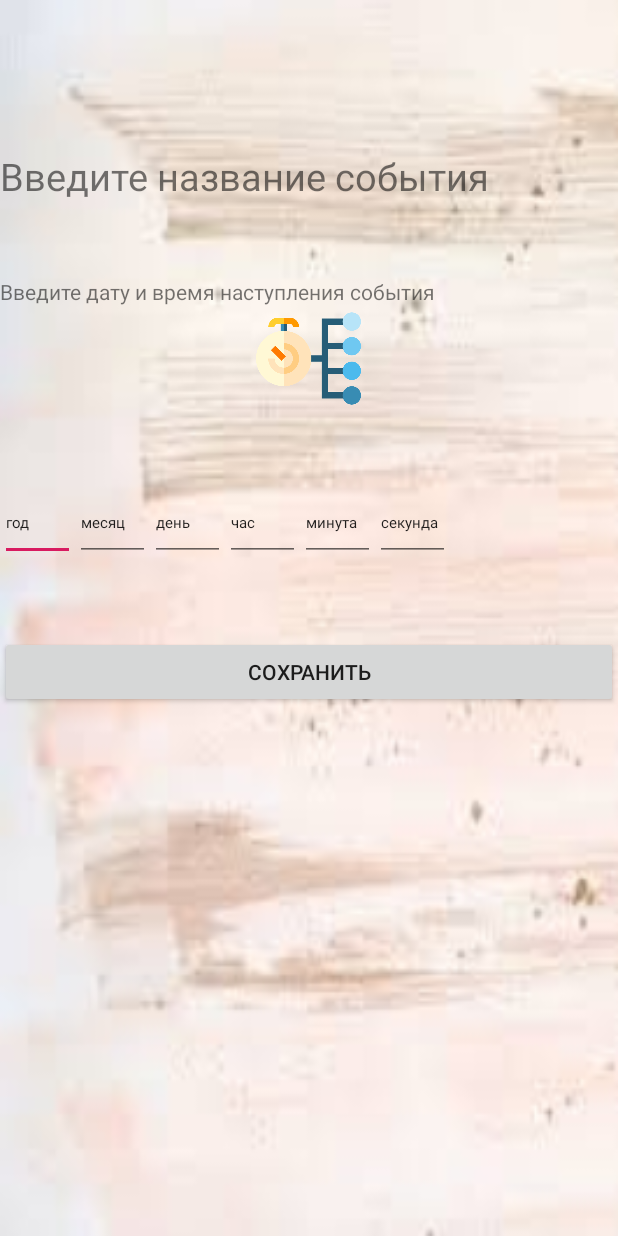
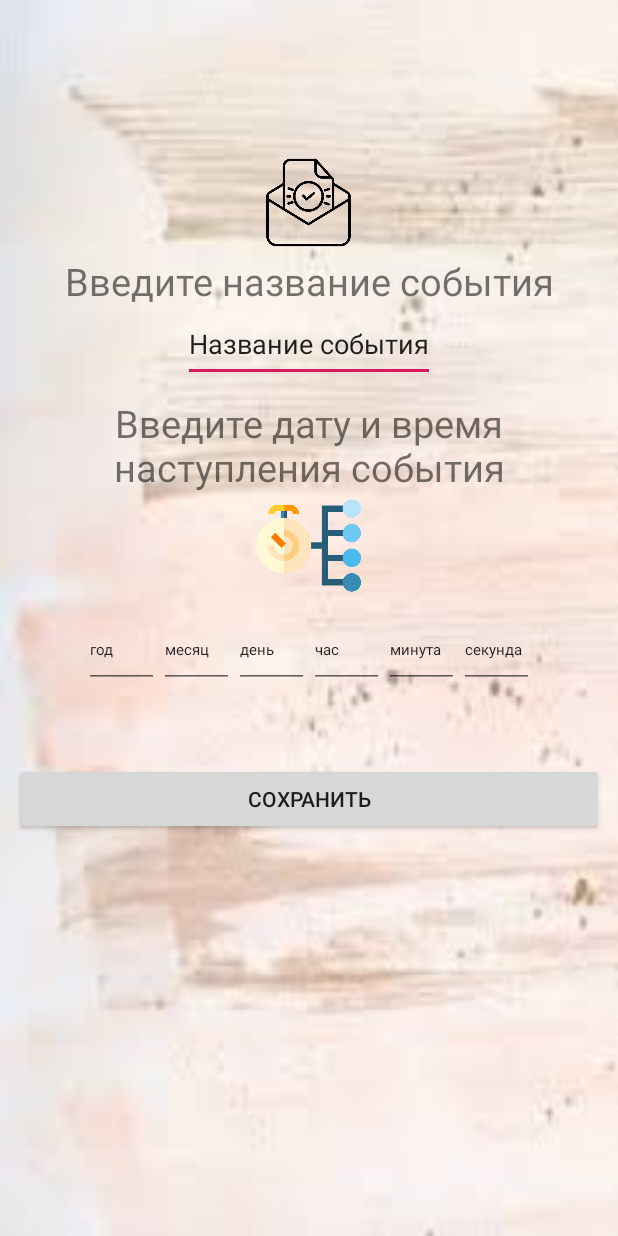
Before and after one commit to KsyushaDrebenchuk/countdown, an Android app: the screen it shows after launch (Main), on a phone screen of 412 x 824 dp. Run offline under Robolectric (Android 15) with nearby library versions, the phone set to English and light mode, and no system bars; our stand-ins replace AdMob.

Commit message:
редактирование layout 1

```diff
--- a/app/src/main/res/layout/main_layout.xml
+++ b/app/src/main/res/layout/main_layout.xml
@@ -9,77 +9,95 @@
     <TextView
         android:layout_width="wrap_content"
         android:layout_height="100dp">
-
-    </TextView>
-
+        </TextView>
+    <ImageView
+        android:layout_width="70dp"
+        android:layout_height="70dp"
+        android:layout_gravity="center"
+        android:background="@drawable/email"/>
 
     <TextView
         android:layout_width="match_parent"
         android:layout_height="wrap_content"
         android:text="@string/enter_event"
+        android:gravity="center"
         android:textSize="25sp"/>
-
+    <EditText
+        android:layout_width="wrap_content"
+        android:layout_height="50sp"
+        android:text="@string/action"
+        android:layout_gravity="center"/>
 
     <TextView
         android:layout_width="wrap_content"
-        android:layout_height="50dp">
+        android:layout_height="10dp">
 
     </TextView>
 
     <TextView
         android:layout_width="match_parent"
         android:layout_height="wrap_content"
-        android:text="@string/nter_date_and_time"/>
+        android:text="@string/nter_date_and_time"
+        android:textSize="25sp"
+        android:gravity="center"/>
 
     <ImageView
         android:layout_width="70dp"
         android:layout_height="70dp"
         android:layout_gravity="center"
-        android:background="@drawable/schedule"/>
+        android:background="@drawable/schedule"
+        />
     <TextView
 
         android:layout_width="wrap_content"
-        android:layout_height="50dp">
+        android:layout_height="10dp">
 
     </TextView>
 
     <LinearLayout
         android:layout_width="wrap_content"
         android:layout_height="wrap_content"
-        android:orientation="horizontal">
+        android:orientation="horizontal"
+        android:layout_gravity="center">
 
     <EditText
         android:layout_width="50dp"
         android:layout_height="50dp"
         android:text="@string/year"
+        android:inputType="number"
         android:textSize="10sp"/>
 
     <EditText
         android:layout_width="50dp"
         android:layout_height="50dp"
         android:textSize="10sp"
+        android:inputType="number"
         android:text="@string/month"/>
 
     <EditText
         android:layout_width="50dp"
         android:layout_height="50dp"
         android:textSize="10sp"
+        android:inputType="number"
         android:text="@string/day"/>
 
     <EditText
         android:layout_width="50dp"
         android:layout_height="50dp"
         android:textSize="10sp"
+        android:inputType="number"
         android:text="@string/hour"/>
     <EditText
         android:layout_width="50dp"
         android:layout_height="50dp"
         android:textSize="10sp"
+        android:inputType="number"
         android:text="@string/min"/>
     <EditText
         android:layout_width="50dp"
         android:layout_height="50dp"
         android:textSize="10sp"
+        android:inputType="number"
         android:text="@string/sec"/>
 </LinearLayout>
     <TextView
@@ -90,7 +108,9 @@
     <Button
         android:layout_width="match_parent"
         android:layout_height="wrap_content"
-        android:text="@string/save_event"/>
+        android:text="@string/save_event"
+        android:layout_marginLeft="10dp"
+        android:layout_marginRight="10dp"/>
 
     <TextView
         android:layout_width="match_parent"
--- a/app/src/main/res/values/strings.xml
+++ b/app/src/main/res/values/strings.xml
@@ -11,4 +11,5 @@
     <string name="month">месяц</string>
     <string name="nter_date_and_time">Введите дату и время наступления события</string>
     <string name="enter_event">Введите название события</string>
+    <string name="action">Название события</string>
 </resources>
```
